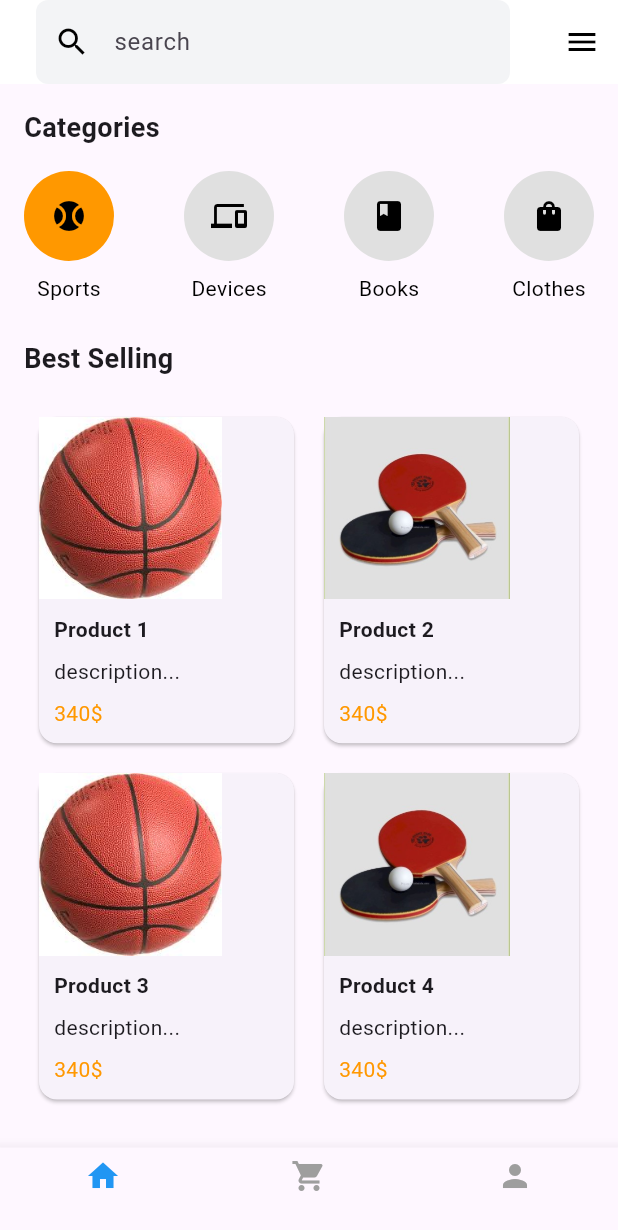
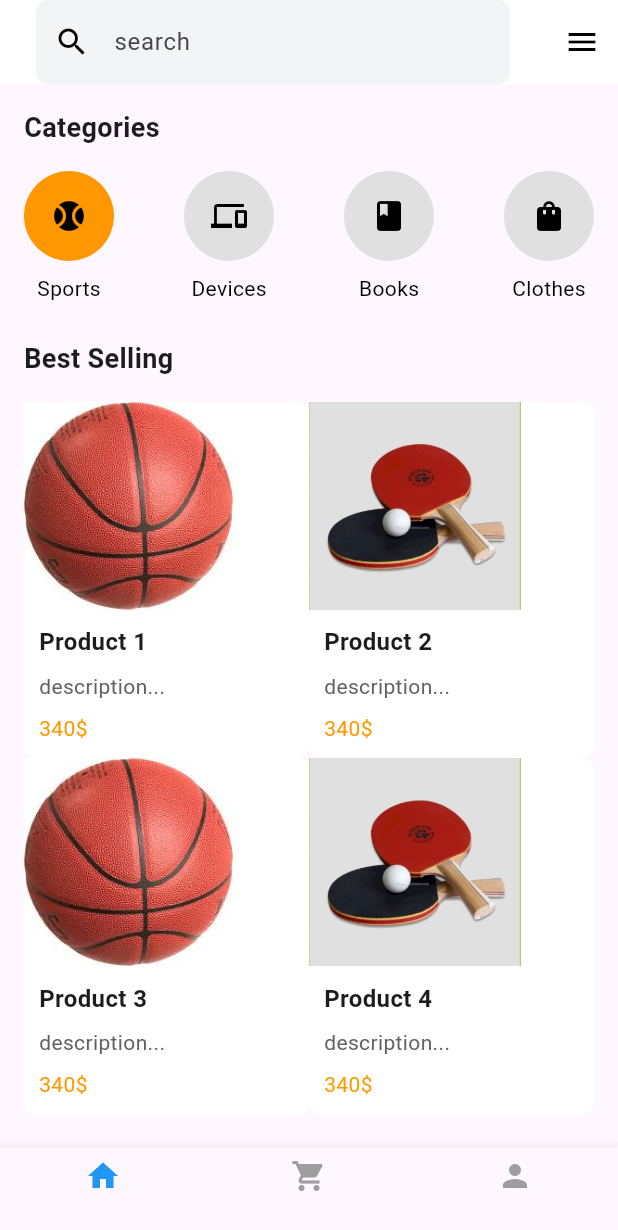
Before and after one commit to mustafa3muahmedd99/mini_Ecommerce_project, a Flutter app: the screen it shows after launch, on a phone screen of 412 x 824 dp. Shown: the top 1230 px of the screen. Run offline on Flutter 3.47's test engine with Material 3 defaults, Android fonts, the light colour scheme and no system bars.

Commit message:
first commit

```diff
--- /dev/null
+++ b/lib/core/widgets/build_product_item.dart
@@ -0,0 +1,55 @@
+import 'package:flutter/material.dart';
+
+class BuildProductItem extends StatelessWidget {
+  final String productName;
+  final String description;
+  final String price;
+  final Image image;
+
+  const BuildProductItem(
+      {required this.productName,
+      required this.price,
+      required this.image,
+      required this.description});
+
+  @override
+  Widget build(BuildContext context) {
+    return Container(
+      decoration: BoxDecoration(
+        color: Colors.white,
+        borderRadius: BorderRadius.circular(8),
+      ),
+      child: Column(
+        mainAxisAlignment: MainAxisAlignment.spaceBetween,
+        crossAxisAlignment: CrossAxisAlignment.start,
+        children: [
+          Expanded(
+            child: image,
+          ),
+          Padding(
+            padding: const EdgeInsets.all(10.0),
+            child: Column(
+              crossAxisAlignment: CrossAxisAlignment.start,
+              children: [
+                Text(
+                  productName,
+                  style: TextStyle(fontWeight: FontWeight.bold, fontSize: 16),
+                ),
+                SizedBox(height: 8),
+                Text(
+                  description,
+                  style: TextStyle(fontSize: 14, color: Colors.grey[700]),
+                ),
+                SizedBox(height: 8),
+                Text(
+                  price,
+                  style: TextStyle(color: Colors.orange, fontSize: 14),
+                ),
+              ],
+            ),
+          ),
+        ],
+      ),
+    );
+  }
+}
--- a/lib/main.dart
+++ b/lib/main.dart
@@ -1,7 +1,7 @@
 // ignore_for_file: prefer_const_constructors
 
 import 'package:flutter/material.dart';
-import 'package:flutter_mini_e_commerce_project/core/pages.dart';
+import 'package:mini_e_commerce/core/pages.dart';
 void main() {
   runApp(const MyApp());
 }
--- a/lib/pages/home_page.dart
+++ b/lib/pages/home_page.dart
@@ -1,44 +1,39 @@
-// ignore_for_file: non_constant_identifier_names
+// ignore_for_file: non_constant_identifier_names, prefer_const_literals_to_create_immutables, camel_case_types
 
 import 'package:flutter/material.dart';
-import 'package:flutter_mini_e_commerce_project/core/route_name.dart';
+import 'package:mini_e_commerce/core/route_name.dart';
+import 'package:mini_e_commerce/core/widgets/build_product_item.dart';
 
 class HomePage extends StatelessWidget {
   @override
   Widget build(BuildContext context) {
     return Scaffold(
-      appBar: AppBar(
-        backgroundColor: Colors.white,
-        elevation: 0.0,
-        title: Padding(
-          padding: const EdgeInsets.all(8.0),
-          child: TextField(
-            decoration: InputDecoration(
-              hintText: 'search',
-              filled: true,
-              fillColor: Color(0xFFF3F4F6), // اللون الرمادي الخفيف
-              prefixIcon:
-                  Icon(Icons.search, color: Colors.black), // أيقونة البحث
-              border: OutlineInputBorder(
-                borderRadius: BorderRadius.circular(8.0),
-                borderSide: BorderSide.none,
-              ),
-            ),
-          ),
-        ),
-        actions: [
-          IconButton(
-            icon: Icon(Icons.menu, color: Colors.black), // الأيقونة على اليمين
-            onPressed: () {},
-          ),
+      appBar: _appbar(),
+      body: _body(context),
+      bottomNavigationBar: _bottomnavigationbar(),
+    );
+  }
+
+  BottomNavigationBar _bottomnavigationbar() {
+    return BottomNavigationBar(
+      currentIndex: 0,
+      selectedItemColor: Colors.blue,
+      unselectedItemColor: Colors.grey,
+      items: [
+        BottomNavigationBarItem(icon: Icon(Icons.home), label: ''),
+        BottomNavigationBarItem(icon: Icon(Icons.shopping_cart), label: ''),
+        BottomNavigationBarItem(icon: Icon(Icons.person), label: ''),
       ],
-      ),
-      body: Padding(
+    );
+  }
+
+  SingleChildScrollView _body(BuildContext context) {
+    return SingleChildScrollView(
+      child: Padding(
         padding: const EdgeInsets.all(16.0),
         child: Column(
           crossAxisAlignment: CrossAxisAlignment.start,
           children: [
-            // Categories Section
             Text(
               "Categories",
               style: TextStyle(fontWeight: FontWeight.bold, fontSize: 18),
@@ -56,21 +51,22 @@ class HomePage extends StatelessWidget {
               ],
             ),
             SizedBox(height: 24),
-            // Best Selling Section
             Text(
               "Best Selling",
               style: TextStyle(fontWeight: FontWeight.bold, fontSize: 18),
             ),
             SizedBox(height: 16),
-            Expanded(
-              child: GridView.count(
+            GridView.count(
               crossAxisCount: 2,
               childAspectRatio: 0.8,
+              shrinkWrap: true,
+              physics: NeverScrollableScrollPhysics(),
               children: [
                 InkWell(
-                    onTap: () =>
-                        Navigator.pushNamed(context, RouteName.Product1_Page),
-                    child: _buildProductItem(
+                  onTap: () {
+                    Navigator.pushNamed(context, RouteName.Product1_Page);
+                  },
+                  child: BuildProductItem(
                     productName: 'Product 1',
                     price: '340\$',
                     image: Image.asset(
@@ -83,7 +79,7 @@ class HomePage extends StatelessWidget {
                 InkWell(
                   onTap: () =>
                       Navigator.pushNamed(context, RouteName.Product2_page),
-                    child: _buildProductItem(
+                  child: BuildProductItem(
                     productName: 'Product 2',
                     price: '340\$',
                     image: Image.asset(
@@ -93,7 +89,7 @@ class HomePage extends StatelessWidget {
                     description: 'description...',
                   ),
                 ),
-                  _buildProductItem(
+                BuildProductItem(
                   productName: 'Product 3',
                   price: '340\$',
                   image: Image.asset(
@@ -102,7 +98,7 @@ class HomePage extends StatelessWidget {
                   ),
                   description: 'description...',
                 ),
-                  _buildProductItem(
+                BuildProductItem(
                   productName: 'Product 4',
                   price: '340\$',
                   image: Image.asset(
@@ -113,20 +109,37 @@ class HomePage extends StatelessWidget {
                 ),
               ],
             ),
-            ),
           ],
         ),
       ),
-      bottomNavigationBar: BottomNavigationBar(
-        currentIndex: 0,
-        selectedItemColor: Colors.blue,
-        unselectedItemColor: Colors.grey,
-        items: [
-          BottomNavigationBarItem(icon: Icon(Icons.home), label: ''),
-          BottomNavigationBarItem(icon: Icon(Icons.shopping_cart), label: ''),
-          BottomNavigationBarItem(icon: Icon(Icons.person), label: ''),
+    );
+  }
+
+  AppBar _appbar() {
+    return AppBar(
+      backgroundColor: Colors.white,
+      elevation: 0,
+      title: Padding(
+        padding: const EdgeInsets.all(8.0),
+        child: TextField(
+          decoration: InputDecoration(
+            hintText: 'search',
+            filled: true,
+            fillColor: Color(0xFFF3F4F6),
+            prefixIcon: Icon(Icons.search, color: Colors.black),
+            border: OutlineInputBorder(
+              borderRadius: BorderRadius.circular(8.0),
+              borderSide: BorderSide.none,
+            ),
+          ),
+        ),
+      ),
+      actions: [
+        IconButton(
+          icon: Icon(Icons.menu, color: Colors.black),
+          onPressed: () {},
+        ),
       ],
-      ),
     );
   }
 }
@@ -144,51 +157,3 @@ Widget _buildCategoryItem(IconData icon, String label, Color color) {
     ],
   );
 }
-
-class _buildProductItem extends StatelessWidget {
-  final String productName;
-  final String description;
-  final String price;
-  final Image image;
-
-  const _buildProductItem(
-      {required this.productName,
-      required this.price,
-      required this.image,
-      required this.description});
-
-  @override
-  Widget build(BuildContext context) {
-    return Card(
-      margin: EdgeInsets.all(10),
-      child: Column(
-        mainAxisAlignment: MainAxisAlignment.spaceBetween,
-        crossAxisAlignment: CrossAxisAlignment.start,
-        children: [
-          Expanded(
-            child: image,
-          ),
-          Padding(
-            padding: const EdgeInsets.all(10.0),
-            child: Column(
-              crossAxisAlignment: CrossAxisAlignment.start,
-              children: [
-                Text(productName,
-                    style: TextStyle(fontWeight: FontWeight.bold)),
-                SizedBox(height: 8),
-                Text(description),
-                SizedBox(
-                  height: 8,
-                ),
-                Text(
-                  price,
-                  style: TextStyle(color: Colors.orange),
-                ),
-              ],
-            ),
-          ),
-        ],
-      ),
-    );
-  }
-}
--- a/pubspec.yaml
+++ b/pubspec.yaml
@@ -1,4 +1,4 @@
-name: flutter_mini_e_commerce_project
+name: mini_e_commerce
 description: "A new Flutter project."
 # The following line prevents the package from being accidentally published to
 # pub.dev using `flutter pub publish`. This is preferred for private packages.
```
Also changed, not shown: lib/core/pages.dart (+4 -4 lines), 1 other file. Lines whose indentation alone changed are shown as unchanged.
